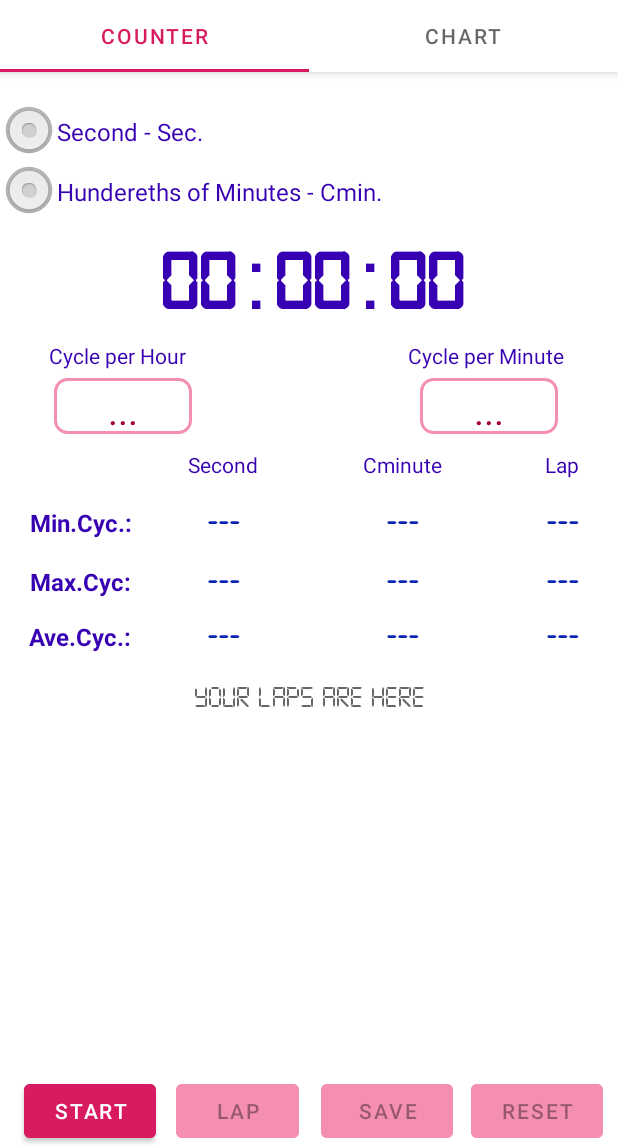
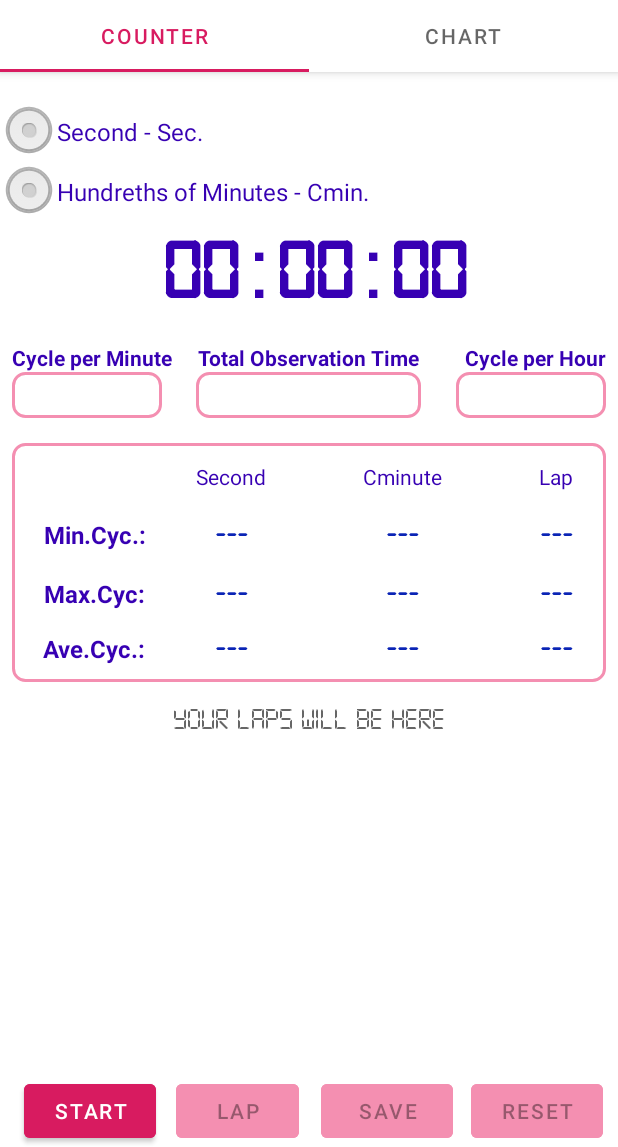
Before and after one commit to lszlp76/Kronometre, an Android app: the screen it shows after launch (MainActivity), on a phone screen of 412 x 824 dp, the part 89-1236 px from its top. Run offline under Robolectric (Android 15) with nearby library versions, the phone set to English and light mode, and no system bars; libraries missing offline, so code that uses them is left out: com.github.mikephil.charting, jxl.write, jxl.write.biff; 6 statements that could not run were skipped.

Commit message:
layout ok. butonlar ok.genel olarak save dışında hepsi ok Excel kayıt eklendi save ok 3ncü sayfa ekleniyor. 3nci sayfaya gerek yok. timer fragment layout iyileştirilmesi yapıldı

```diff
--- a/app/src/main/java/com/zlpls/kronometre/TimerFragment.java
+++ b/app/src/main/java/com/zlpls/kronometre/TimerFragment.java
@@ -95,6 +95,7 @@ public class TimerFragment extends Fragment {
                     break;
                 case R.id.minuteButton:
                     // if (checked)
+
                     minuteButton.setTypeface(null, Typeface.BOLD_ITALIC);
                     cminuteButton.setTypeface(null, Typeface.NORMAL);
                     milis = 1000;
@@ -477,7 +478,6 @@ public class TimerFragment extends Fragment {
         //excelSave.deneme(getActivity());
     }
 
-
     public void start() {
         Auth = false;
         // buraya number=XX yazrsan o saniyeden başlatabilirsin
@@ -541,6 +541,8 @@ public class TimerFragment extends Fragment {
             Auth = true;
             button4.setEnabled(false); //dataları sildikten sonra butonu kapat v1.nci releasedeki hatadan dolayı
             button2.setText("START");
+            cminuteButton.setEnabled(true);
+            minuteButton.setEnabled(true);
 
 
             textView2.setText("");
--- a/app/src/main/res/layout/fragment_timer.xml
+++ b/app/src/main/res/layout/fragment_timer.xml
@@ -25,18 +25,18 @@
             android:layout_width="match_parent"
             android:layout_height="40dp"
             android:button="@android:drawable/btn_radio"
+            android:text="@string/sn_second"
             android:textColor="@color/purple_700"
-            android:text="@string/sn_second"
             android:textSize="16sp" />
 
         <RadioButton
             android:id="@+id/cminuteButton"
             android:layout_width="match_parent"
             android:layout_height="40dp"
+            android:button="@android:drawable/btn_radio"
+            android:text="@string/cmin"
+
             android:textColor="@color/purple_700"
-            android:button="@android:drawable/btn_radio"
-
-            android:text="@string/cmin"
             android:textSize="16sp" />
 
 
@@ -44,14 +44,14 @@
 
     <TableLayout
         android:id="@+id/tableLayout"
-        android:layout_width="match_parent"
+        android:layout_width="0dp"
         android:layout_height="wrap_content"
-        android:layout_marginEnd="5dp"
+        android:background="@drawable/textviewborder"
         android:stretchColumns="*"
         app:layout_constraintBottom_toTopOf="@+id/guideline7"
-        app:layout_constraintEnd_toEndOf="parent"
+        app:layout_constraintEnd_toEndOf="@id/guideline6"
         app:layout_constraintStart_toStartOf="@+id/guideline5"
-        app:layout_constraintTop_toBottomOf="@+id/guideline4">
+        app:layout_constraintTop_toBottomOf="@id/dashboard">
 
 
         <TableRow
@@ -289,9 +289,9 @@
         android:layout_height="wrap_content"
         android:fontFamily="@font/digital7mono"
         android:text="00:00:00"
-        android:textColor="@color/purple_700"
         android:textAlignment="center"
         android:textAllCaps="true"
+        android:textColor="@color/purple_700"
         android:textSize="56sp"
         android:textStyle="bold"
         android:typeface="monospace"
@@ -303,19 +303,19 @@
 
     <TextView
         android:id="@+id/textView2"
-        android:layout_width="match_parent"
-        android:layout_height="200dp"
+        android:layout_width="0dp"
+        android:layout_height="158dp"
         android:fontFamily="@font/digital7"
-        android:layout_marginTop="20dp"
-        android:hint="Your laps are here"
+        android:hint="Your laps will be here"
         android:scrollbars="vertical"
         android:textAlignment="center"
         android:textColor="#2E7D32"
         android:textSize="20sp"
         app:layout_constraintBottom_toTopOf="@+id/guideline8"
-        app:layout_constraintEnd_toEndOf="parent"
-        app:layout_constraintStart_toStartOf="parent"
-        app:layout_constraintTop_toBottomOf="@+id/guideline7" />
+        app:layout_constraintEnd_toEndOf="@id/guideline6"
+        app:layout_constraintStart_toStartOf="@id/guideline5"
+        app:layout_constraintTop_toBottomOf="@+id/guideline7"
+        app:layout_constraintVertical_bias="0.0" />
 
     <Button
         android:id="@+id/button3"
@@ -356,14 +356,14 @@ android:fontFamily="@font/digital7"
         android:layout_marginStart="20dp"
         android:layout_marginTop="40dp"
         android:backgroundTint="@color/btn_color"
-        android:onClick="save"
+
         android:text="Save"
         app:layout_constraintStart_toEndOf="@+id/button3"
         app:layout_constraintTop_toTopOf="@+id/guideline8"
         tools:ignore="MissingConstraints" />
 
     <Button
-        android:id ="@id/button2"
+        android:id="@id/button2"
         android:layout_width="wrap_content"
         android:layout_height="wrap_content"
         android:layout_alignParentStart="true"
@@ -390,28 +390,28 @@ android:fontFamily="@font/digital7"
         android:layout_width="wrap_content"
         android:layout_height="wrap_content"
         android:orientation="horizontal"
-        app:layout_constraintGuide_percent="0.25" />
+        app:layout_constraintGuide_percent="0.23" />
 
     <androidx.constraintlayout.widget.Guideline
         android:id="@+id/guideline5"
         android:layout_width="wrap_content"
         android:layout_height="wrap_content"
         android:orientation="vertical"
-        app:layout_constraintGuide_percent="0.01" />
+        app:layout_constraintGuide_percent="0.02" />
 
     <androidx.constraintlayout.widget.Guideline
         android:id="@+id/guideline6"
         android:layout_width="wrap_content"
         android:layout_height="wrap_content"
         android:orientation="vertical"
-        app:layout_constraintGuide_percent="1.0" />
+        app:layout_constraintGuide_percent="0.98" />
 
     <androidx.constraintlayout.widget.Guideline
         android:id="@+id/guideline7"
         android:layout_width="wrap_content"
         android:layout_height="wrap_content"
         android:orientation="horizontal"
-        app:layout_constraintGuide_percent="0.64" />
+        app:layout_constraintGuide_percent="0.59" />
 
     <androidx.constraintlayout.widget.Guideline
         android:id="@+id/guideline8"
@@ -420,66 +420,103 @@ android:fontFamily="@font/digital7"
         android:orientation="horizontal"
         app:layout_constraintGuide_percent="0.75" />
 
-    <TextView
-        android:id="@+id/textView3"
-android:textColor="@color/purple_700"
-        android:layout_width="108dp"
-        android:layout_height="wrap_content"
-        android:layout_marginStart="70dp"
-        android:layout_marginEnd="70dp"
-        android:text="Cycle per Minute"
-        android:textSize="14dp"
-        app:flow_horizontalAlign="center"
-        app:layout_constraintEnd_toEndOf="parent"
-        app:layout_constraintStart_toEndOf="@+id/textView5"
-        app:layout_constraintTop_toBottomOf="@id/guideline4"
-        app:layout_constraintTop_toTopOf="@+id/guideline4" />
+    <RelativeLayout
+        android:id="@+id/dashboard"
+        android:layout_width="0dp"
+        android:layout_height="50dp"
+        app:layout_constraintBottom_toTopOf="@id/tableLayout"
+        app:layout_constraintEnd_toEndOf="@id/guideline6"
+        app:layout_constraintStart_toStartOf="@id/guideline5"
+        app:layout_constraintTop_toTopOf="@id/guideline4">
 
         <TextView
             android:id="@+id/textView5"
-        android:layout_width="99dp"
-        android:layout_height="wrap_content"
-        android:layout_marginStart="70dp"
-        android:layout_marginEnd="70dp"
+            android:layout_width="wrap_content"
+            android:layout_height="19dp"
+            android:layout_alignParentRight="true"
+
+
+            android:text="Cycle per Hour"
             android:textColor="@color/purple_700"
-        android:text="Cycle per Hour"
             android:textSize="14dp"
+            android:textStyle="bold"
             app:flow_horizontalAlign="center"
-        app:layout_constraintEnd_toStartOf="@+id/textView3"
-        app:layout_constraintStart_toStartOf="parent"
-        app:layout_constraintTop_toBottomOf="@id/guideline4" />
+
+            app:layout_constraintVertical_bias="0.00999999" />
 
         <TextView
             android:id="@+id/cycPerHour"
-        android:layout_width="92dp"
-        android:layout_height="37dp"
-        android:layout_marginTop="5dp"
-        android:layout_marginBottom="8dp"
-        android:text="..."
+            android:layout_width="100dp"
+            android:layout_height="match_parent"
+            android:layout_below="@id/textView5"
+            android:layout_alignParentEnd="true"
+            android:background="@drawable/textviewborder"
+            android:padding="1dp"
             android:textAlignment="center"
             android:textColor="@color/colorPrimaryDark"
-        android:textSize="25dp"
-        android:background="@drawable/textviewborder"
-        app:layout_constraintBottom_toTopOf="@+id/tableLayout"
-        app:layout_constraintEnd_toEndOf="@+id/textView5"
-        app:layout_constraintStart_toStartOf="@+id/textView5"
-        app:layout_constraintTop_toBottomOf="@+id/textView5"
-        app:layout_constraintVertical_bias="0.0" />
+            android:textSize="20dp"
+
+
+            >
+
+        </TextView>
 
         <TextView
             android:id="@+id/cycPerMinute"
-        android:layout_width="92dp"
-        android:layout_height="37dp"
-        android:layout_marginTop="5dp"
-        android:text="..."
-
+            android:layout_width="100dp"
+            android:layout_height="match_parent"
+            android:layout_below="@id/textView3"
+            android:background="@drawable/textviewborder"
+            android:padding="1dp"
             android:textAlignment="center"
             android:textColor="@color/colorPrimaryDark"
-        android:textSize="25dp"
-        android:background="@drawable/textviewborder"
+            android:textSize="20dp"
             app:layout_constraintEnd_toEndOf="@+id/textView3"
+            app:layout_constraintHorizontal_bias="0.8"
             app:layout_constraintStart_toStartOf="@+id/textView3"
             app:layout_constraintTop_toBottomOf="@+id/textView3" />
 
+        <TextView
+            android:id="@+id/textView7"
+            android:layout_width="150dp"
+            android:layout_height="match_parent"
+            android:layout_below="@id/textView4"
+            android:layout_centerHorizontal="true"
+            android:background="@drawable/textviewborder"
+            android:padding="1dp"
+            android:textAlignment="center"
+            android:textSize="20dp"
+            android:textStyle="bold"
+
+            />
+
+        <TextView
+            android:id="@+id/textView4"
+            android:layout_width="167dp"
+            android:layout_height="wrap_content"
+            android:layout_centerHorizontal="true"
+
+            android:text="Total Observation Time"
+            android:textAlignment="center"
+            android:textColor="@color/purple_700"
+            android:textSize="14dp"
+
+            android:textStyle="bold" />
+
+        <TextView
+            android:id="@+id/textView3"
+            android:layout_width="wrap_content"
+            android:layout_height="wrap_content"
+            android:layout_alignParentLeft="true"
+
+            android:text="Cycle per Minute"
+            android:textColor="@color/purple_700"
+            android:textSize="14dp"
+            android:textStyle="bold"
+            app:flow_horizontalAlign="center" />
+
+
+    </RelativeLayout>
+
 
 </androidx.constraintlayout.widget.ConstraintLayout>
--- a/app/src/main/res/values/strings.xml
+++ b/app/src/main/res/values/strings.xml
@@ -7,7 +7,7 @@
     <string name="hello_blank_fragment"></string>
     <string name="max">Max :</string>
     <string name="sn_second">Second - Sec.</string>
-    <string name="cmin">Hundereths of Minutes - Cmin.</string>
+    <string name="cmin">Hundreths of Minutes - Cmin.</string>
     <string name="aciklama">"User Guide : \n
    This app is designed for kaizen and lean activities to measure cycle time and lap time. You can use 2 type of time units for stopwatch such as second or hundredths of minute.
 HM unit is used  as 'centième de minute - CMin ' for some industrial sector. Mathematically,1 minute is equal to 60 seconds and it's equivalent to 100 HM or 100 Cmin. \n
```
Lines whose indentation alone changed are shown as unchanged.
